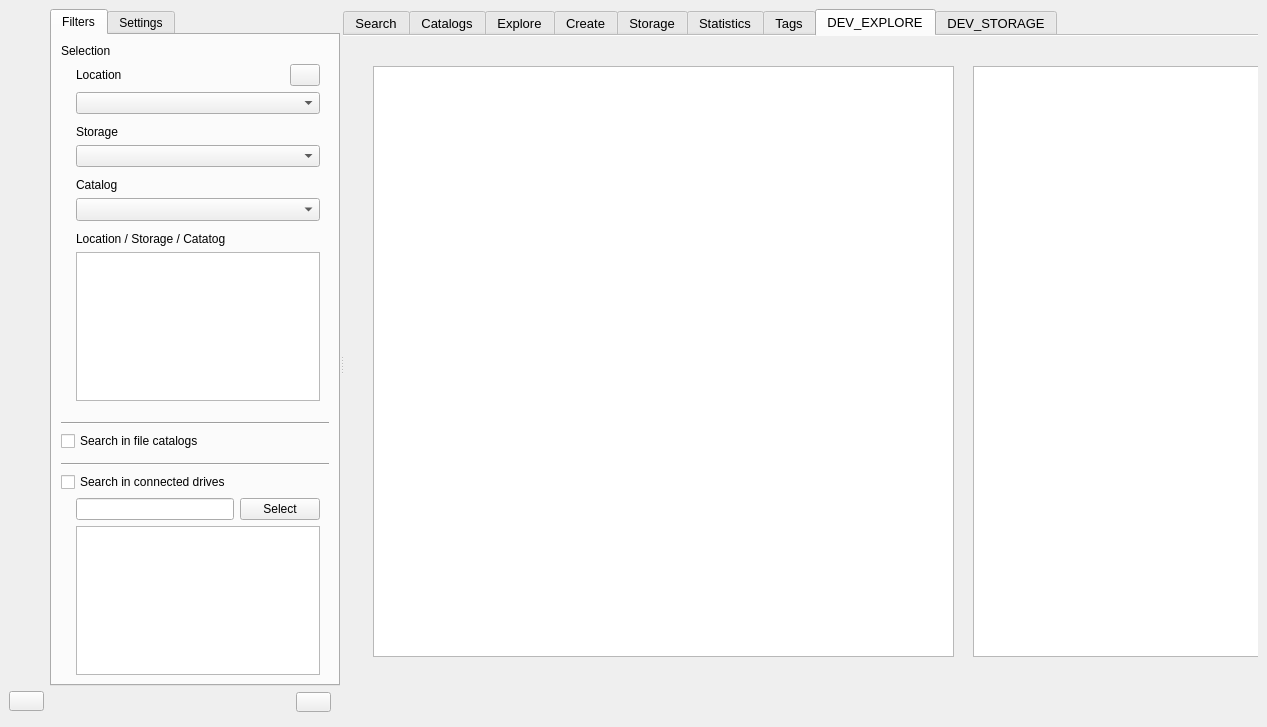
Before: the Qt Designer form mainwindow.ui in StephaneCouturier/Katalog, drawn with Qt 5.
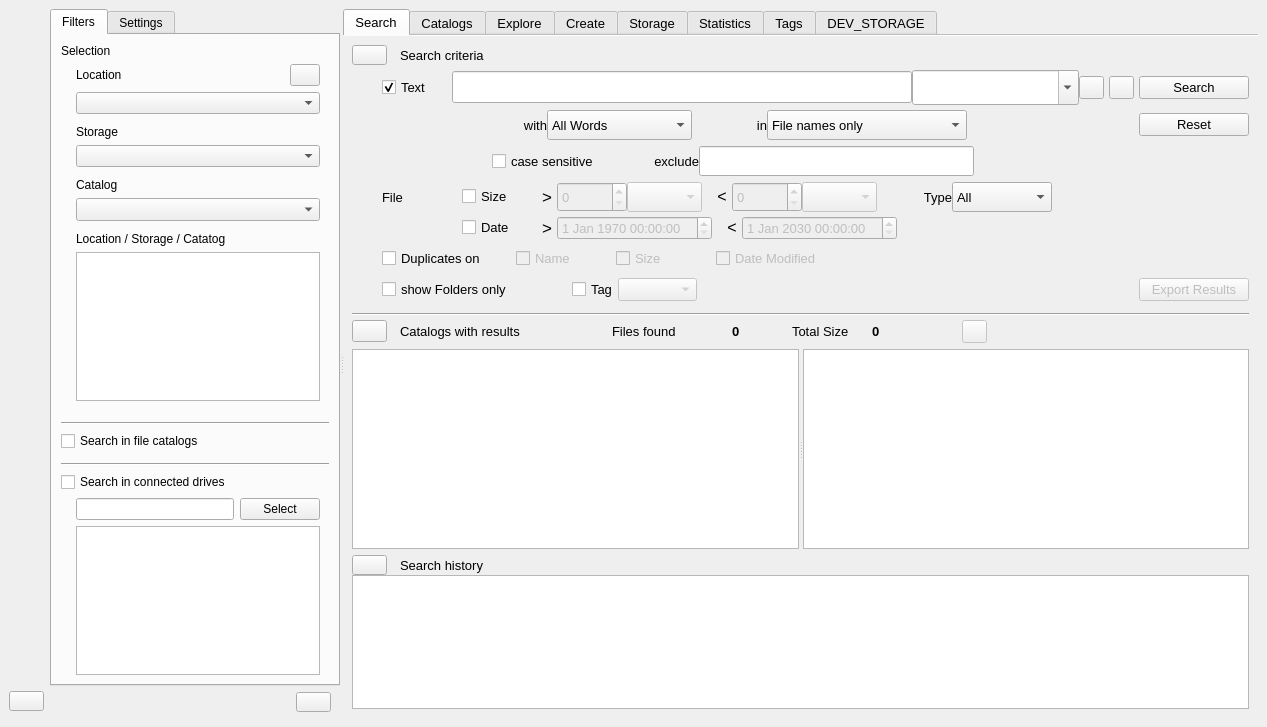
After: the same form once the commit is applied. The open tabs and pages were chosen to show the change. Icons and pictures are not drawn. Custom widgets are drawn as their Qt base class.

```diff
--- a/mainwindow.ui
+++ b/mainwindow.ui
@@ -6020,35 +6020,6 @@
             </item>
            </layout>
           </widget>
-          <widget class="QWidget" name="DEV_EXPLORE">
-           <attribute name="icon">
-            <iconset theme="folder-development">
-             <normaloff>.</normaloff>.</iconset>
-           </attribute>
-           <attribute name="title">
-            <string>DEV_EXPLORE</string>
-           </attribute>
-           <widget class="QTreeView" name="DEV_treeView_Directories">
-            <property name="geometry">
-             <rect>
-              <x>30</x>
-              <y>30</y>
-              <width>581</width>
-              <height>591</height>
-             </rect>
-            </property>
-           </widget>
-           <widget class="QTreeView" name="DEV_treeView_Files">
-            <property name="geometry">
-             <rect>
-              <x>630</x>
-              <y>30</y>
-              <width>301</width>
-              <height>591</height>
-             </rect>
-            </property>
-           </widget>
-          </widget>
           <widget class="QWidget" name="DEV_STORAGE">
            <attribute name="icon">
             <iconset theme="folder-development">
```
